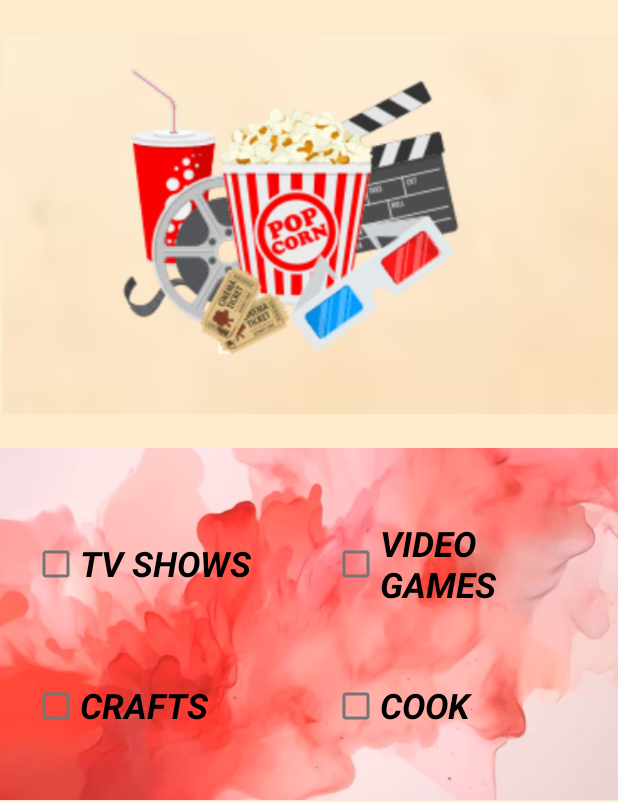
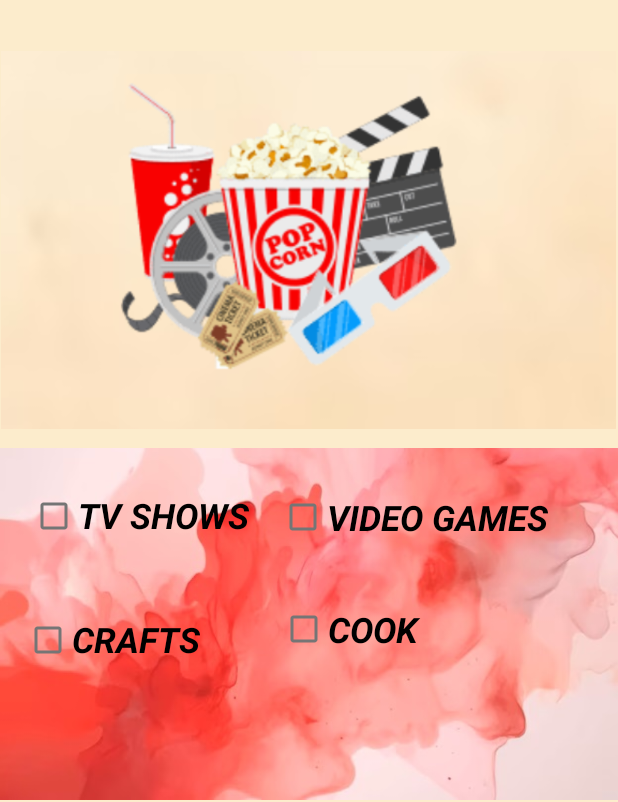
Before and after one commit to Roxxiebstar/APP_DateVenture, an Android app: the Home screen opened directly, with no data from a screen before it, on a phone screen of 412 x 824 dp, the part 434-1236 px from its top. Run offline under Robolectric (Android 15) with nearby library versions, the phone set to English and light mode, and no system bars.

Commit message:
Revert "Actualizando layouts y Constraints"
This reverts commit 28af186b34af9e01c30266a3fe7c50662170bf16.

```diff
--- a/DateVenture/app/src/main/java/com/example/dateventure/MainActivity.kt
+++ b/DateVenture/app/src/main/java/com/example/dateventure/MainActivity.kt
@@ -27,6 +27,12 @@ class MainActivity : AppCompatActivity() {
 
         setSupportActionBar(binding.appBarMain.toolbar)
 
+        binding.appBarMain.fab.setOnClickListener { view ->
+            val intent: Intent = Intent(this, LogIn:: class.java)
+            startActivity(intent)
+            //*Snackbar.make(view, "Replace with your own action", Snackbar.LENGTH_LONG)
+            //*    .setAction("Action", null).show()
+        }
         val drawerLayout: DrawerLayout = binding.drawerLayout
         val navView: NavigationView = binding.navView
         val navController = findNavController(R.id.nav_host_fragment_content_main)
--- a/DateVenture/app/src/main/res/drawable/baseline_account_circle_24.xml
+++ /dev/null
@@ -1,5 +0,0 @@
-<vector xmlns:android="http://schemas.android.com/apk/res/android" android:height="24dp" android:tint="#000000" android:viewportHeight="24" android:viewportWidth="24" android:width="24dp">
-
-    <path android:fillColor="@android:color/white" android:pathData="M12,2C6.48,2 2,6.48 2,12s4.48,10 10,10s10,-4.48 10,-10S17.52,2 12,2zM12,6c1.93,0 3.5,1.57 3.5,3.5S13.93,13 12,13s-3.5,-1.57 -3.5,-3.5S10.07,6 12,6zM12,20c-2.03,0 -4.43,-0.82 -6.14,-2.88C7.55,15.8 9.68,15 12,15s4.45,0.8 6.14,2.12C16.43,19.18 14.03,20 12,20z"/>
-
-</vector>
--- a/DateVenture/app/src/main/res/layout/activity_connect_your_date.xml
+++ b/DateVenture/app/src/main/res/layout/activity_connect_your_date.xml
@@ -90,12 +90,12 @@
         android:layout_height="72dp"
         android:layout_marginBottom="148dp"
         android:text="@string/text_put"
-        android:textAlignment="center"
         android:textColor="@color/black"
         android:textSize="30sp"
         android:textStyle="bold"
         app:layout_constraintBottom_toBottomOf="parent"
         app:layout_constraintEnd_toEndOf="parent"
+        app:layout_constraintHorizontal_bias="0.783"
         app:layout_constraintStart_toStartOf="parent"
         app:layout_constraintTop_toBottomOf="@+id/textView3"
         app:layout_constraintVertical_bias="0.946" />
--- a/DateVenture/app/src/main/res/layout/activity_home.xml
+++ b/DateVenture/app/src/main/res/layout/activity_home.xml
@@ -46,18 +46,18 @@
         app:layout_constraintVertical_bias="0.022"
         app:srcCompat="@mipmap/logo_launcher_foreground" />
 
-
     <ImageView
         android:id="@+id/image_entertainment"
         android:layout_width="410dp"
         android:layout_height="448dp"
         app:layout_constraintBottom_toBottomOf="@+id/acuarela2abajo"
         app:layout_constraintEnd_toEndOf="parent"
-        app:layout_constraintHorizontal_bias="1.0"
+        app:layout_constraintHorizontal_bias="0.495"
         app:layout_constraintStart_toStartOf="parent"
         app:layout_constraintTop_toTopOf="parent"
-        app:layout_constraintVertical_bias="0.498"
+        app:layout_constraintVertical_bias="0.529"
         app:srcCompat="@drawable/entertainment_home" />
+
 
     <TextView
         android:id="@+id/homePreference"
@@ -76,56 +76,54 @@
 
     <CheckBox
         android:id="@+id/tvShows"
-        android:layout_width="170dp"
-        android:layout_height="60dp"
-        android:layout_marginEnd="200dp"
-        android:layout_marginBottom="80dp"
+        android:layout_width="159dp"
+        android:layout_height="69dp"
+        android:layout_marginBottom="156dp"
         android:text="@string/show"
         android:textSize="23sp"
         android:textStyle="bold|italic"
         app:layout_constraintBottom_toBottomOf="parent"
         app:layout_constraintEnd_toEndOf="parent"
-        app:layout_constraintStart_toStartOf="parent"
-        app:layout_constraintTop_toTopOf="@+id/acuarela2abajo" />
+        app:layout_constraintHorizontal_bias="0.078"
+        app:layout_constraintStart_toStartOf="parent" />
 
     <CheckBox
         android:id="@+id/crafts"
-        android:layout_width="170dp"
-        android:layout_height="60dp"
-        android:layout_marginEnd="200dp"
+        android:layout_width="147dp"
+        android:layout_height="0dp"
+        android:layout_marginBottom="84dp"
         android:text="@string/craft"
         android:textSize="23sp"
         android:textStyle="bold|italic"
         app:layout_constraintBottom_toBottomOf="parent"
         app:layout_constraintEnd_toEndOf="parent"
-        app:layout_constraintStart_toStartOf="parent"
-        app:layout_constraintTop_toBottomOf="@+id/tvShows" />
+        app:layout_constraintHorizontal_bias="0.06"
+        app:layout_constraintStart_toStartOf="parent" />
 
     <CheckBox
         android:id="@+id/cook"
-        android:layout_width="170dp"
-        android:layout_height="60dp"
-        android:layout_marginStart="200dp"
+        android:layout_width="208dp"
+        android:layout_height="62dp"
+        android:layout_marginBottom="84dp"
         android:text="@string/cook"
         android:textSize="23sp"
         android:textStyle="bold|italic"
         app:layout_constraintBottom_toBottomOf="parent"
         app:layout_constraintEnd_toEndOf="parent"
-        app:layout_constraintStart_toStartOf="parent"
-        app:layout_constraintTop_toBottomOf="@+id/videoGames" />
+        app:layout_constraintHorizontal_bias="0.916"
+        app:layout_constraintStart_toStartOf="parent" />
 
     <CheckBox
         android:id="@+id/videoGames"
-        android:layout_width="170dp"
-        android:layout_height="60dp"
-        android:layout_marginStart="200dp"
-        android:layout_marginBottom="80dp"
+        android:layout_width="226dp"
+        android:layout_height="51dp"
+        android:layout_marginBottom="164dp"
         android:text="@string/Games"
         android:textSize="23sp"
         android:textStyle="bold|italic"
         app:layout_constraintBottom_toBottomOf="parent"
         app:layout_constraintEnd_toEndOf="parent"
-        app:layout_constraintStart_toStartOf="parent"
-        app:layout_constraintTop_toTopOf="@+id/acuarela2abajo" />
+        app:layout_constraintHorizontal_bias="1.0"
+        app:layout_constraintStart_toStartOf="parent" />
 
 </androidx.constraintlayout.widget.ConstraintLayout>
--- a/DateVenture/app/src/main/res/menu/activity_main_drawer.xml
+++ b/DateVenture/app/src/main/res/menu/activity_main_drawer.xml
@@ -10,8 +10,8 @@
             android:title="@string/menu_home" />
         <item
             android:id="@+id/nav_gallery"
-            android:icon="@drawable/conectarpareja"
-            android:title="@string/btn_bond_with_your_partner" />
+            android:icon="@drawable/ic_menu_gallery"
+            android:title="@string/menu_gallery" />
         <item
             android:id="@+id/nav_slideshow"
             android:icon="@drawable/ic_menu_slideshow"
```
Also changed, not shown: DateVenture/app/src/main/res/layout/activity_cuestionario.xml (+22 -6 lines), DateVenture/app/src/main/res/layout/activity_green_places.xml (+39 -27 lines), DateVenture/app/src/main/res/layout/activity_restaurante.xml (+39 -27 lines), DateVenture/app/src/main/res/layout/activity_travel.xml (+37 -25 lines), DateVenture/app/src/main/res/layout/app_bar_main.xml (+9 -0 lines), DateVenture/app/src/main/res/layout/fragment_home.xml (+10 -0 lines), DateVenture/app/src/main/res/layout/nav_header_main.xml (+3 -5 lines), DateVenture/app/src/main/res/values/strings.xml (+5 -5 lines).
